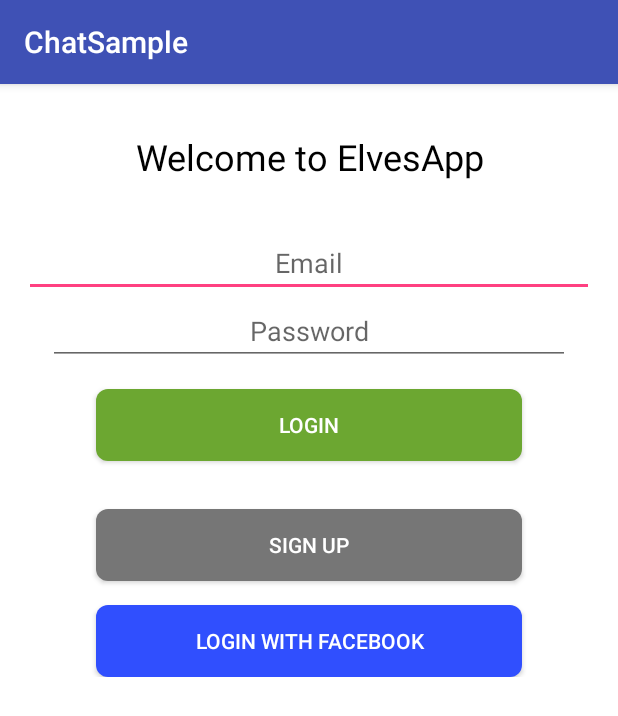
After one commit to joeyoggie/ChatSample, an Android app: the LoginActivity screen opened directly, with no data from a screen before it, on a phone screen of 412 x 824 dp. The commit adds this screen. Shown: the top 716 px of the screen. Run offline under Robolectric (Android 15) with nearby library versions, the phone set to English and light mode, and no system bars.

Commit message:
Started working on login/signup flow

```diff
--- a/app/src/main/AndroidManifest.xml
+++ b/app/src/main/AndroidManifest.xml
@@ -9,13 +9,14 @@
         android:roundIcon="@mipmap/ic_launcher_round"
         android:supportsRtl="true"
         android:theme="@style/AppTheme">
-        <activity android:name=".MainActivity">
+        <activity android:name=".activities.MainActivity">
             <intent-filter>
                 <action android:name="android.intent.action.MAIN" />
 
                 <category android:name="android.intent.category.LAUNCHER" />
             </intent-filter>
         </activity>
+        <activity android:name=".activities.LoginActivity"></activity>
     </application>
 
 </manifest>
--- /dev/null
+++ b/app/src/main/java/com/elvesapp/chatsample/activities/LoginActivity.java
@@ -0,0 +1,25 @@
+package com.elvesapp.chatsample.activities;
+
+import android.os.Bundle;
+import android.support.v4.app.FragmentManager;
+import android.support.v4.app.FragmentTransaction;
+import android.support.v7.app.AppCompatActivity;
+
+import com.elvesapp.chatsample.R;
+import com.elvesapp.chatsample.fragments.LoginFragment;
+
+public class LoginActivity extends AppCompatActivity {
+
+    @Override
+    protected void onCreate(Bundle savedInstanceState) {
+        super.onCreate(savedInstanceState);
+        setContentView(R.layout.activity_login);
+
+        FragmentManager fragmentManager = getSupportFragmentManager();
+        FragmentTransaction fragmentTransaction = fragmentManager.beginTransaction();
+        LoginFragment loginFragment = new LoginFragment();
+        fragmentTransaction.replace(R.id.fragment_view, loginFragment, "loginFragment");
+        fragmentManager.popBackStack(null, FragmentManager.POP_BACK_STACK_INCLUSIVE);
+        fragmentTransaction.commit();
+    }
+}
--- a/app/src/main/java/com/elvesapp/chatsample/MainActivity.java
+++ b/app/src/main/java/com/elvesapp/chatsample/activities/MainActivity.java
@@ -1,7 +1,9 @@
-package com.elvesapp.chatsample;
+package com.elvesapp.chatsample.activities;
 
 import android.support.v7.app.AppCompatActivity;
 import android.os.Bundle;
+
+import com.elvesapp.chatsample.R;
 
 public class MainActivity extends AppCompatActivity {
 
--- /dev/null
+++ b/app/src/main/java/com/elvesapp/chatsample/fragments/LoginFragment.java
@@ -0,0 +1,109 @@
+package com.elvesapp.chatsample.fragments;
+
+import android.net.Uri;
+import android.os.Bundle;
+import android.support.v4.app.Fragment;
+import android.support.v4.app.FragmentManager;
+import android.support.v4.app.FragmentTransaction;
+import android.view.LayoutInflater;
+import android.view.View;
+import android.view.ViewGroup;
+import android.widget.Button;
+
+import com.elvesapp.chatsample.R;
+import com.elvesapp.chatsample.Utils;
+
+/**
+ * A simple {@link Fragment} subclass.
+ * Activities that contain this fragment must implement the
+ * {@link LoginFragment.OnFragmentInteractionListener} interface
+ * to handle interaction events.
+ * Use the {@link LoginFragment#newInstance} factory method to
+ * create an instance of this fragment.
+ */
+public class LoginFragment extends Fragment {
+    private static final String TAG = LoginFragment.class.getSimpleName();
+
+    private OnFragmentInteractionListener mListener;
+
+    public LoginFragment() {
+        // Required empty public constructor
+    }
+
+    /**
+     * Use this factory method to create a new instance of
+     * this fragment using the provided parameters.
+     *
+     * @param param1 Parameter 1.
+     * @param param2 Parameter 2.
+     * @return A new instance of fragment LoginFragment.
+     */
+    public static LoginFragment newInstance(String param1, String param2) {
+        LoginFragment fragment = new LoginFragment();
+        return fragment;
+    }
+
+    @Override
+    public void onCreate(Bundle savedInstanceState) {
+        super.onCreate(savedInstanceState);
+    }
+
+    @Override
+    public View onCreateView(LayoutInflater inflater, ViewGroup container,
+                             Bundle savedInstanceState) {
+        // Inflate the layout for this fragment
+        View view = inflater.inflate(R.layout.fragment_login, container, false);
+
+        Button signupButton = view.findViewById(R.id.signup_button);
+        signupButton.setOnClickListener(new View.OnClickListener() {
+            @Override
+            public void onClick(View view) {
+                FragmentManager fragmentManager = getFragmentManager();
+                FragmentTransaction fragmentTransaction = fragmentManager.beginTransaction();
+                fragmentTransaction = Utils.setAnimations(fragmentTransaction, Utils.ANIMATION_TYPE_TRANSLATION);
+                SignupFragment signupFragment = new SignupFragment();
+                fragmentTransaction.replace(R.id.fragment_view, signupFragment, "signupFragment");
+                fragmentTransaction.addToBackStack("signupFragment");
+                fragmentTransaction.commit();
+            }
+        });
+        return view;
+    }
+
+    public void onButtonPressed(Uri uri) {
+        if (mListener != null) {
+            mListener.onFragmentInteraction(uri);
+        }
+    }
+
+    /*@Override
+    public void onAttach(Context context) {
+        super.onAttach(context);
+        if (context instanceof OnFragmentInteractionListener) {
+            mListener = (OnFragmentInteractionListener) context;
+        } else {
+            throw new RuntimeException(context.toString()
+                    + " must implement OnFragmentInteractionListener");
+        }
+    }
+
+    @Override
+    public void onDetach() {
+        super.onDetach();
+        mListener = null;
+    }*/
+
+    /**
+     * This interface must be implemented by activities that contain this
+     * fragment to allow an interaction in this fragment to be communicated
+     * to the activity and potentially other fragments contained in that
+     * activity.
+     * <p>
+     * See the Android Training lesson <a href=
+     * "http://developer.android.com/training/basics/fragments/communicating.html"
+     * >Communicating with Other Fragments</a> for more information.
+     */
+    public interface OnFragmentInteractionListener {
+        void onFragmentInteraction(Uri uri);
+    }
+}
--- /dev/null
+++ b/app/src/main/res/drawable/button_background_round_blue.xml
@@ -0,0 +1,7 @@
+<?xml version="1.0" encoding="utf-8"?>
+<shape
+    xmlns:android="http://schemas.android.com/apk/res/android">
+    <solid android:color="@color/blueColor"/>
+    <corners
+        android:radius="8dp"/>
+</shape>
--- /dev/null
+++ b/app/src/main/res/drawable/button_background_round_green.xml
@@ -0,0 +1,7 @@
+<?xml version="1.0" encoding="utf-8"?>
+<shape
+    xmlns:android="http://schemas.android.com/apk/res/android">
+    <solid android:color="@color/greenColor"/>
+    <corners
+        android:radius="8dp"/>
+</shape>
--- /dev/null
+++ b/app/src/main/res/layout/activity_login.xml
@@ -0,0 +1,31 @@
+<?xml version="1.0" encoding="utf-8"?>
+<android.support.constraint.ConstraintLayout xmlns:android="http://schemas.android.com/apk/res/android"
+    xmlns:app="http://schemas.android.com/apk/res-auto"
+    xmlns:tools="http://schemas.android.com/tools"
+    android:layout_width="match_parent"
+    android:layout_height="match_parent"
+    tools:context=".activities.LoginActivity">
+
+    <RelativeLayout
+        android:layout_width="match_parent"
+        android:layout_height="match_parent"
+        android:background="@color/whiteColor">
+        <TextView
+            android:id="@+id/title_textview"
+            android:layout_width="wrap_content"
+            android:layout_height="wrap_content"
+            android:layout_centerHorizontal="true"
+            android:layout_marginTop="32dp"
+            android:textSize="24sp"
+            android:textColor="@color/blackColor"
+            android:textAlignment="center"
+            android:text="@string/welcome_to_elves_app"/>
+
+        <FrameLayout
+            android:id="@+id/fragment_view"
+            android:layout_width="match_parent"
+            android:layout_height="wrap_content"
+            android:layout_below="@id/title_textview" />
+    </RelativeLayout>
+
+</android.support.constraint.ConstraintLayout>
--- a/app/src/main/res/layout/activity_main.xml
+++ b/app/src/main/res/layout/activity_main.xml
@@ -4,7 +4,7 @@
     xmlns:tools="http://schemas.android.com/tools"
     android:layout_width="match_parent"
     android:layout_height="match_parent"
-    tools:context=".MainActivity">
+    tools:context=".activities.MainActivity">
 
     <TextView
         android:layout_width="wrap_content"
--- /dev/null
+++ b/app/src/main/res/layout/fragment_login.xml
@@ -0,0 +1,76 @@
+<?xml version="1.0" encoding="utf-8"?>
+<FrameLayout xmlns:android="http://schemas.android.com/apk/res/android"
+    xmlns:tools="http://schemas.android.com/tools"
+    android:layout_width="match_parent"
+    android:layout_height="match_parent"
+    tools:context=".fragments.LoginFragment">
+
+    <RelativeLayout
+        android:layout_width="match_parent"
+        android:layout_height="match_parent"
+        android:background="@color/whiteColor">s
+
+        <LinearLayout
+            android:id="@+id/login_layout"
+            android:layout_width="match_parent"
+            android:layout_height="wrap_content"
+            android:layout_marginTop="32dp"
+            android:layout_marginStart="16dp"
+            android:layout_marginEnd="16dp"
+            android:orientation="vertical">
+            <EditText
+                android:id="@+id/login_email_edittext"
+                android:layout_width="match_parent"
+                android:layout_height="wrap_content"
+                android:textAlignment="center"
+                android:hint="@string/email"/>
+            <EditText
+                android:id="@+id/login_password_edittext"
+                android:layout_width="match_parent"
+                android:layout_height="wrap_content"
+                android:layout_marginStart="16dp"
+                android:layout_marginEnd="16dp"
+                android:textAlignment="center"
+                android:hint="@string/password"/>
+        </LinearLayout>
+
+        <Button
+            android:id="@+id/login_button"
+            android:layout_width="match_parent"
+            android:layout_height="wrap_content"
+            android:layout_below="@id/login_layout"
+            android:layout_marginTop="16dp"
+            android:layout_marginStart="64dp"
+            android:layout_marginEnd="64dp"
+            android:background="@drawable/button_background_round_green"
+            android:textColor="@color/whiteColor"
+            android:text="@string/login"/>
+
+        <Button
+            android:id="@+id/signup_button"
+            android:layout_width="match_parent"
+            android:layout_height="wrap_content"
+            android:layout_below="@id/login_button"
+            android:layout_marginTop="32dp"
+            android:layout_marginStart="64dp"
+            android:layout_marginEnd="64dp"
+            android:background="@drawable/button_background_round_gray"
+            android:textColor="@color/whiteColor"
+            android:text="@string/sign_up"/>
+
+        <Button
+            android:id="@+id/facebook_login_button"
+            android:layout_width="match_parent"
+            android:layout_height="wrap_content"
+            android:layout_below="@id/signup_button"
+            android:layout_marginTop="16dp"
+            android:layout_marginStart="64dp"
+            android:layout_marginEnd="64dp"
+            android:background="@drawable/button_background_round_blue"
+            android:textColor="@color/whiteColor"
+            android:text="@string/facebook_login"/>
+
+    </RelativeLayout>
+
+
+</FrameLayout>
--- a/app/src/main/res/values/strings.xml
+++ b/app/src/main/res/values/strings.xml
@@ -1,3 +1,18 @@
 <resources>
     <string name="app_name">ChatSample</string>
+
+    <string name="welcome_to_elves_app">Welcome to ElvesApp</string>
+
+    <string name="login">Login</string>
+    <string name="facebook_login">Login with Facebook</string>
+    <string name="sign_up">Sign up</string>
+    <string name="name">Name</string>
+    <string name="first_name">First Name</string>
+    <string name="last_name">Last Name</string>
+    <string name="email">Email</string>
+    <string name="password">Password</string>
+
+    <!-- TODO: Remove or change this placeholder text -->
+    <string name="hello_blank_fragment">Hello blank fragment</string>
+
 </resources>
```
Also changed, not shown: app/src/main/java/com/elvesapp/chatsample/Utils.java (+23 -1 lines), app/src/main/java/com/elvesapp/chatsample/fragments/SignupFragment.java (added, +109 -0 lines), app/src/main/res/layout/fragment_signup.xml (added, +51 -0 lines).
